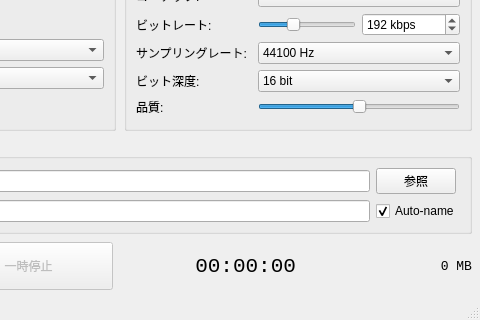
Before: the Qt Designer form src/ui/MainWindow.ui in hiroshi-tamura/pbRecorder, drawn with Qt 5; both pictures show x 240 to 720 and y 419 to 739 of the 720 by 739 pixel window.
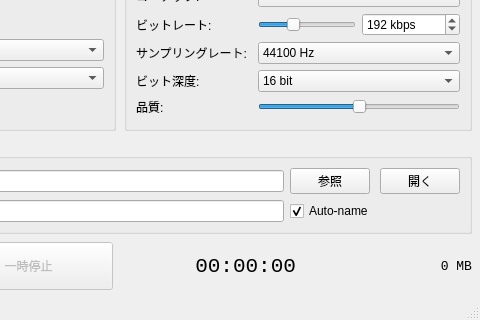
After: the same form once the commit is applied.

What changed in the file:
```diff
--- a/src/ui/MainWindow.ui
+++ b/src/ui/MainWindow.ui
@@ -847,6 +847,19 @@
          </property>
         </widget>
        </item>
+       <item row="0" column="3">
+        <widget class="QPushButton" name="openOutputFolderBtn">
+         <property name="text">
+          <string>開く</string>
+         </property>
+         <property name="maximumSize">
+          <size>
+           <width>80</width>
+           <height>16777215</height>
+          </size>
+         </property>
+        </widget>
+       </item>
        <item row="1" column="0">
         <widget class="QLabel" name="outputFileLabel">
          <property name="text">
```
